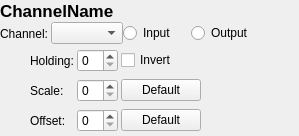
Old version of the form acq4/devices/DAQGeneric/DeviceTemplate.ui in the repository acq4/acq4.
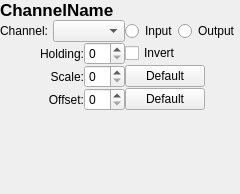
New version of the form. Custom widgets are drawn as their Qt base class.

Commit message: Cleaned up DAQGeneric Manager interface

What changed in the file:
```diff
--- a/acq4/devices/DAQGeneric/DeviceTemplate.ui
+++ b/acq4/devices/DAQGeneric/DeviceTemplate.ui
@@ -6,56 +6,28 @@
    <rect>
     <x>0</x>
     <y>0</y>
-    <width>299</width>
-    <height>136</height>
+    <width>240</width>
+    <height>194</height>
    </rect>
   </property>
   <property name="windowTitle">
    <string>Form</string>
   </property>
-  <layout class="QGridLayout" name="gridLayout_2">
+  <layout class="QGridLayout" name="gridLayout" columnstretch="0,1,2,2,4">
    <property name="margin">
     <number>0</number>
    </property>
    <property name="spacing">
     <number>0</number>
    </property>
-   <item row="0" column="0">
-    <widget class="QLabel" name="nameLabel">
-     <property name="font">
-      <font>
-       <pointsize>13</pointsize>
-       <weight>75</weight>
-       <bold>true</bold>
-      </font>
-     </property>
-     <property name="text">
-      <string>ChannelName</string>
-     </property>
-    </widget>
+   <item row="2" column="2">
+    <widget class="SpinBox" name="holdingSpin"/>
    </item>
-   <item row="1" column="0">
-    <layout class="QHBoxLayout" name="horizontalLayout">
-     <property name="spacing">
-      <number>3</number>
-     </property>
-     <item>
-      <widget class="QLabel" name="label">
-       <property name="text">
-        <string>Channel:</string>
-       </property>
-      </widget>
-     </item>
-     <item>
-      <widget class="QComboBox" name="channelCombo"/>
-     </item>
-    </layout>
+   <item row="3" column="2">
+    <widget class="SpinBox" name="scaleSpin"/>
    </item>
-   <item row="1" column="1" colspan="2">
+   <item row="1" column="3" colspan="2">
     <layout class="QHBoxLayout" name="horizontalLayout_2">
-     <property name="spacing">
-      <number>0</number>
-     </property>
      <item>
       <widget class="QRadioButton" name="inputRadio">
        <property name="text">
@@ -70,104 +42,138 @@
        </property>
       </widget>
      </item>
-    </layout>
-   </item>
-   <item row="1" column="3">
-    <spacer name="horizontalSpacer">
-     <property name="orientation">
-      <enum>Qt::Horizontal</enum>
-     </property>
-     <property name="sizeHint" stdset="0">
-      <size>
-       <width>2</width>
-       <height>23</height>
-      </size>
-     </property>
-    </spacer>
-   </item>
-   <item row="2" column="0" colspan="2">
-    <layout class="QGridLayout" name="gridLayout">
-     <property name="spacing">
-      <number>3</number>
-     </property>
-     <item row="0" column="1">
-      <widget class="QLabel" name="holdingLabel">
-       <property name="text">
-        <string>Holding:</string>
-       </property>
-      </widget>
-     </item>
-     <item row="0" column="2">
-      <widget class="SpinBox" name="holdingSpin"/>
-     </item>
-     <item row="1" column="0">
-      <spacer name="horizontalSpacer_3">
+     <item>
+      <spacer name="horizontalSpacer_2">
        <property name="orientation">
         <enum>Qt::Horizontal</enum>
        </property>
-       <property name="sizeType">
-        <enum>QSizePolicy::Fixed</enum>
-       </property>
        <property name="sizeHint" stdset="0">
         <size>
-         <width>30</width>
+         <width>40</width>
          <height>20</height>
         </size>
        </property>
       </spacer>
      </item>
-     <item row="1" column="1">
-      <widget class="QLabel" name="scaleLabel">
+    </layout>
+   </item>
+   <item row="1" column="0" colspan="3">
+    <layout class="QHBoxLayout" name="horizontalLayout">
+     <item>
+      <widget class="QLabel" name="label">
        <property name="text">
-        <string>Scale:</string>
+        <string>Channel:</string>
        </property>
       </widget>
      </item>
-     <item row="1" column="2">
-      <widget class="SpinBox" name="scaleSpin"/>
+     <item>
+      <widget class="QComboBox" name="channelCombo"/>
      </item>
-     <item row="1" column="3">
-      <widget class="QPushButton" name="scaleDefaultBtn">
-       <property name="text">
-        <string>Default</string>
-       </property>
-      </widget>
-     </item>
-     <item row="2" column="1">
-      <widget class="QLabel" name="offsetLabel">
-       <property name="text">
-        <string>Offset:</string>
-       </property>
-      </widget>
-     </item>
-     <item row="2" column="2">
-      <widget class="SpinBox" name="offsetSpin"/>
-     </item>
-     <item row="2" column="3">
-      <widget class="QPushButton" name="offsetDefaultBtn">
-       <property name="text">
-        <string>Default</string>
-       </property>
-      </widget>
-     </item>
-     <item row="0" column="3">
-      <widget class="QCheckBox" name="invertCheck">
-       <property name="text">
-        <string>Invert</string>
-       </property>
-      </widget>
-     </item>
     </layout>
    </item>
-   <item row="2" column="2" colspan="2">
-    <spacer name="horizontalSpacer_2">
+   <item row="3" column="3">
+    <widget class="QPushButton" name="scaleDefaultBtn">
+     <property name="text">
+      <string>Default</string>
+     </property>
+    </widget>
+   </item>
+   <item row="4" column="3">
+    <widget class="QPushButton" name="offsetDefaultBtn">
+     <property name="text">
+      <string>Default</string>
+     </property>
+    </widget>
+   </item>
+   <item row="2" column="3">
+    <widget class="QCheckBox" name="invertCheck">
+     <property name="text">
+      <string>Invert</string>
+     </property>
+    </widget>
+   </item>
+   <item row="0" column="0" colspan="3">
+    <widget class="QLabel" name="nameLabel">
+     <property name="font">
+      <font>
+       <pointsize>13</pointsize>
+       <weight>75</weight>
+       <bold>true</bold>
+      </font>
+     </property>
+     <property name="text">
+      <string>ChannelName</string>
+     </property>
+    </widget>
+   </item>
+   <item row="5" column="3">
+    <spacer name="verticalSpacer">
      <property name="orientation">
+      <enum>Qt::Vertical</enum>
+     </property>
+     <property name="sizeHint" stdset="0">
+      <size>
+       <width>20</width>
+       <height>40</height>
+      </size>
+     </property>
+    </spacer>
+   </item>
+   <item row="4" column="2">
+    <widget class="SpinBox" name="offsetSpin"/>
+   </item>
+   <item row="2" column="1">
+    <widget class="QLabel" name="holdingLabel">
+     <property name="text">
+      <string>Holding:</string>
+     </property>
+     <property name="alignment">
+      <set>Qt::AlignRight|Qt::AlignTrailing|Qt::AlignVCenter</set>
+     </property>
+    </widget>
+   </item>
+   <item row="3" column="1">
+    <widget class="QLabel" name="scaleLabel">
+     <property name="text">
+      <string>Scale:</string>
+     </property>
+     <property name="alignment">
+      <set>Qt::AlignRight|Qt::AlignTrailing|Qt::AlignVCenter</set>
+     </property>
+    </widget>
+   </item>
+   <item row="4" column="1">
+    <widget class="QLabel" name="offsetLabel">
+     <property name="text">
+      <string>Offset:</string>
+     </property>
+     <property name="alignment">
+      <set>Qt::AlignRight|Qt::AlignTrailing|Qt::AlignVCenter</set>
+     </property>
+    </widget>
+   </item>
+   <item row="2" column="0" rowspan="3">
+    <spacer name="horizontalSpacer_3">
+     <property name="orientation">
       <enum>Qt::Horizontal</enum>
      </property>
      <property name="sizeHint" stdset="0">
       <size>
-       <width>60</width>
-       <height>91</height>
+       <width>40</width>
+       <height>20</height>
+      </size>
+     </property>
+    </spacer>
+   </item>
+   <item row="2" column="4" rowspan="3">
+    <spacer name="horizontalSpacer">
+     <property name="orientation">
+      <enum>Qt::Horizontal</enum>
+     </property>
+     <property name="sizeHint" stdset="0">
+      <size>
+       <width>42</width>
+       <height>1</height>
       </size>
      </property>
     </spacer>
```
The commit also changes 1 other file.
